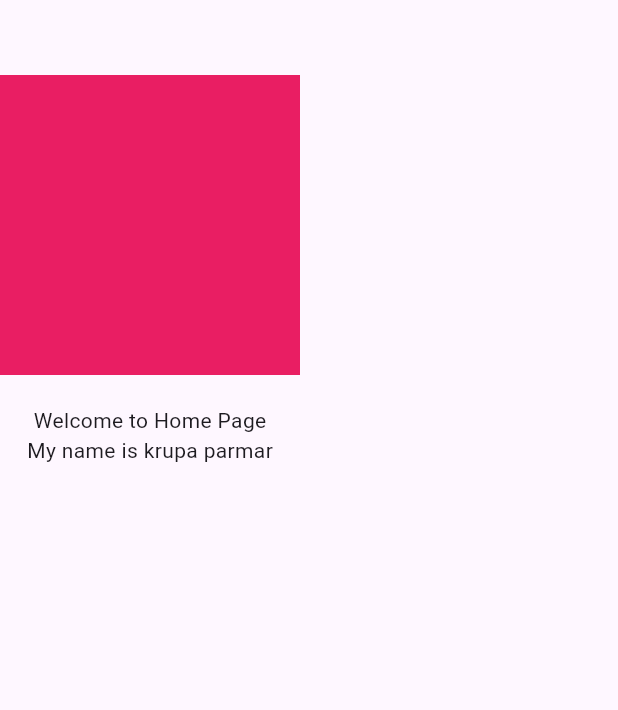
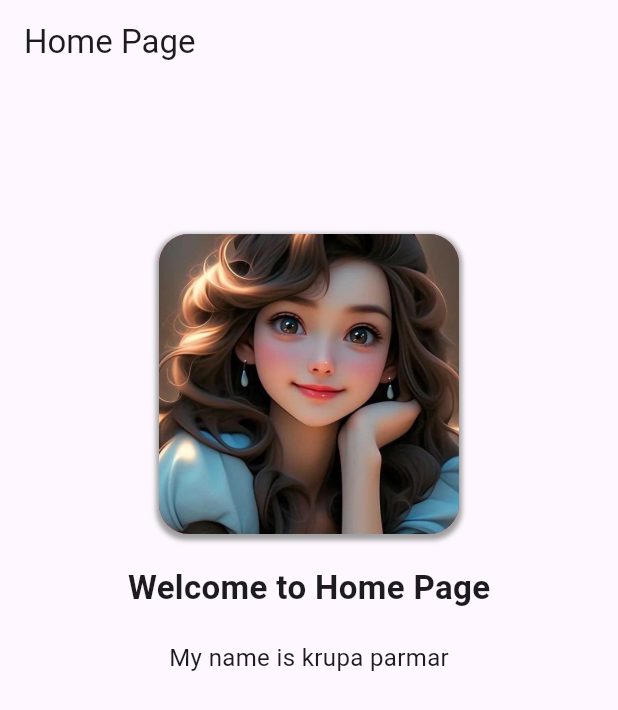
Before and after one commit to Krupaparmar30/AdvanceFlutterCh-1, a Flutter app: the homePageOne screen opened directly, on a phone screen of 412 x 824 dp. Shown: the top 710 px of the screen. Run offline on Flutter 3.47's test engine with Material 3 defaults, Android fonts, the phone set to English and light mode, and no system bars; our stand-ins replace shared_preferences; accounts and stored records are empty.

Commit message:
krupa krishu KRISHNA cd crad cd cjufg fgh looi nuhgy f

```diff
--- a/lib/screens/task - 1.5 one time intro screen/provider/provider.dart
+++ b/lib/screens/task - 1.5 one time intro screen/provider/provider.dart
@@ -3,28 +3,35 @@ import 'package:shared_preferences/shared_preferences.dart';
 
 class OneTimeProvider extends ChangeNotifier
 {
-  bool isTrueOne=true;
+  bool isTrueOne=false;
+  late SharedPreferences sharedPreferences;
+
+  Future<void> setOneTime(bool isTrueOne)
+  async {
+    sharedPreferences =await SharedPreferences.getInstance();
+    sharedPreferences.setBool('one1', isTrueOne);
+    notifyListeners();
+  }
+
   void ChangeTheme()
   {
     isTrueOne=!isTrueOne;
     setOneTime(isTrueOne);
     notifyListeners();
   }
-  late SharedPreferences sharedPreferences;
-
-  Future<void> setOneTime(bool isTrueOne)
-  async {
-    sharedPreferences =await SharedPreferences.getInstance();
-    sharedPreferences.setBool('one1', isTrueOne);
-  }
 
   Future<void> getOneTime()
   async {
-    sharedPreferences= await  SharedPreferences.getInstance();
-    sharedPreferences.getBool('one1')??false;
+  SharedPreferences sharedPreferences= await  SharedPreferences.getInstance();
+    isTrueOne=sharedPreferences.getBool('one1')??false;
     print("$isTrueOne");
     notifyListeners();
   }
+  // OneTimeProvider()
+  // {
+  //   getOneTime();
+  //   notifyListeners();
+  // }
   OneTimeProvider(bool isHome1)
   {
     isTrueOne=isHome1;
--- a/lib/screens/task - 1.5 one time intro screen/view/homePageOne/homePageOne.dart
+++ b/lib/screens/task - 1.5 one time intro screen/view/homePageOne/homePageOne.dart
@@ -6,30 +6,49 @@ class homePageOne extends StatelessWidget {
   @override
   Widget build(BuildContext context) {
     return Scaffold(
-body: Column(
+      appBar: AppBar(
+        title: Text("Home Page"),
+      ),
+body: Center(
+  child: Column(
     children: [
       SizedBox(
-      height: 50,
+        height: 100,
       ),
       Container(
         height: 200,
         width: 200,
         decoration:  BoxDecoration(
           color: Colors.pink,
-        // image: DecorationImage(
-        //   image: AssetImage(
-        //
-        //   )
-        // )
+            borderRadius: BorderRadius.circular(20),
+            boxShadow: [
+              BoxShadow(color: Colors.grey,offset: Offset(
+                0,2
+              ),
+              blurRadius: 2,
+              spreadRadius: 2)
+            ],
+            image: DecorationImage(
+                fit: BoxFit.cover,
+                image: AssetImage("assets/images/krupa.jpg"))
+
         ),
       ),
       SizedBox(
         height: 20,
       ),
 
-    Text("Welcome to Home Page"),
-    Text("My name is krupa parmar"),
+      Text("Welcome to Home Page",style: TextStyle(
+        fontSize: 22,fontWeight: FontWeight.bold
+      ),),
+      SizedBox(
+        height: 20,
+      ),
+      Text("My name is krupa parmar",style: TextStyle(
+        fontSize: 16
+      ),),
     ],
+  ),
 ),
     );
   }
```
Also changed, not shown: lib/main.dart (+6 -19 lines), lib/screens/task - 1.5 one time intro screen/view/oneTimeScreen/oneTimeScreen.dart (+40 -33 lines), lib/screens/task - 1.5 one time intro screen/view/oneTimeScreen2/oneTimeScreen2.dart (+22 -18 lines), lib/screens/task - 1.5 one time intro screen/view/oneTimeScreen3/oneTimeScreen3.dart (+20 -17 lines). Lines whose indentation alone changed are shown as unchanged.
